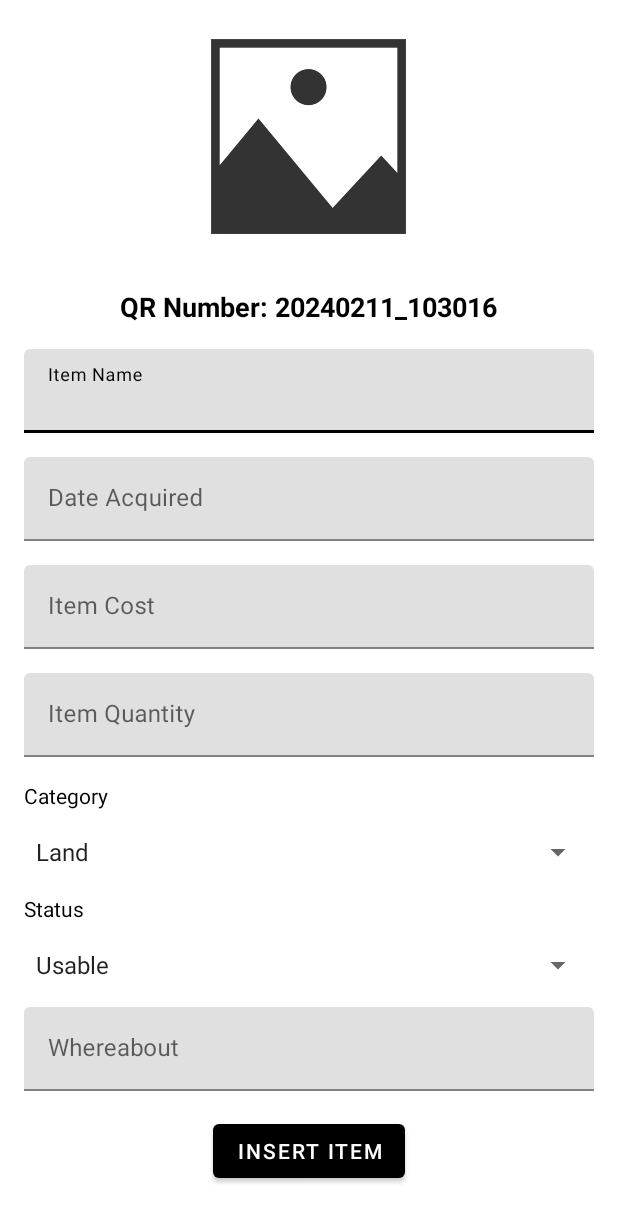
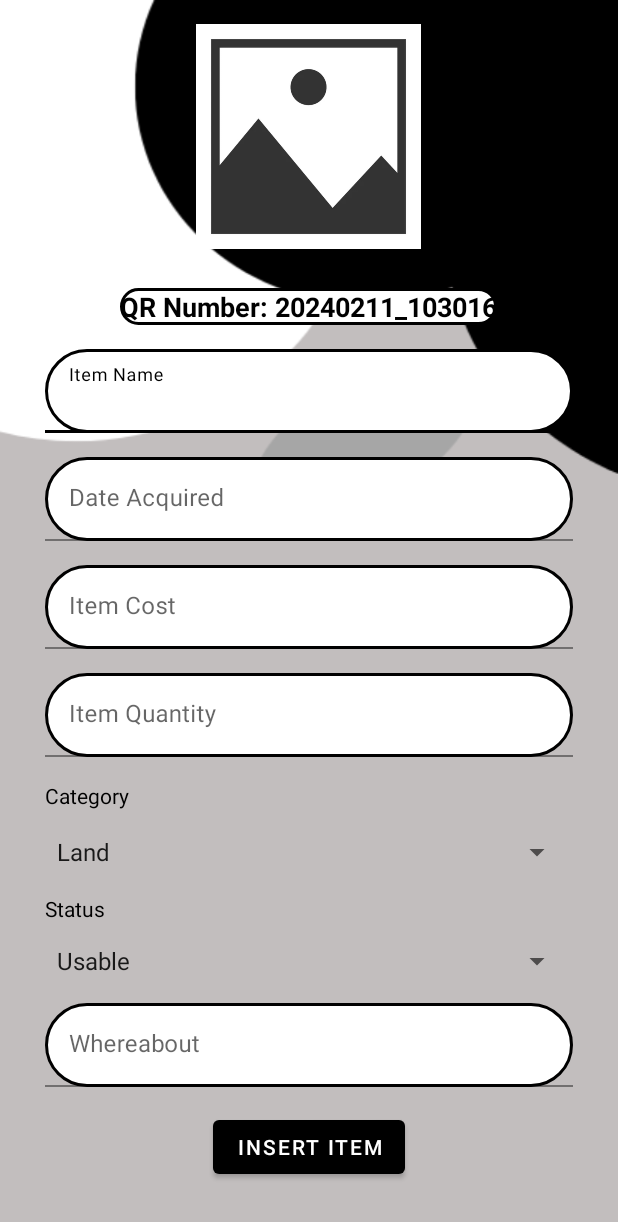
Before and after one commit to JorgB123/BISU_InventoryQRcode, an Android app: the ScannedDataActivity screen opened directly, with no data from a screen before it, on a phone screen of 412 x 824 dp. Shown: the top 1222 px of the screen. Run offline under Robolectric (Android 15) with nearby library versions, the phone set to English and light mode, and no system bars; libraries missing offline, so code that uses them is left out: androidx.multidex, com.journeyapps.barcodescanner, com.vishnusivadas.advanced_httpurlconnection; Roboto replaces fonts that are not available here.

Commit message:
naay user activity ok feb 11 gutom

```diff
--- /dev/null
+++ b/app/src/main/res/drawable/stroke.xml
@@ -0,0 +1,10 @@
+<?xml version="1.0" encoding="utf-8"?>
+<selector xmlns:android="http://schemas.android.com/apk/res/android">
+    <item>
+        <shape android:shape="rectangle">
+            <solid android:color="#ffffff"/>
+            <stroke android:color="@color/black" android:width="2dp"/>
+            <corners android:radius="50dp"/>
+        </shape>
+    </item>
+</selector>
--- a/app/src/main/res/layout/activity_scanned_data.xml
+++ b/app/src/main/res/layout/activity_scanned_data.xml
@@ -5,6 +5,7 @@
     android:layout_width="match_parent"
     android:layout_height="match_parent"
     android:gravity="center"
+    android:background="@drawable/bgj"
     tools:context=".ScannedDataActivity">
 
     <RelativeLayout
@@ -28,6 +29,7 @@
             android:layout_marginTop="26dp"
             android:text=""
             android:textColor="#000000"
+            android:background="@drawable/stroke"
             android:textSize="18sp"
             android:textStyle="bold" />
 
@@ -38,13 +40,14 @@
             android:layout_width="match_parent"
             android:layout_height="wrap_content"
             android:layout_below="@+id/scannedDataTextView"
-            android:layout_marginLeft="16dp"
+            android:layout_marginLeft="30dp"
             android:layout_marginTop="16dp"
-            android:layout_marginRight="16dp"
+            android:layout_marginRight="30dp"
             android:hint="Item Name">
 
             <com.google.android.material.textfield.TextInputEditText
                 android:id="@+id/descriptionEditText"
+                android:background="@drawable/stroke"
                 android:layout_width="match_parent"
                 android:layout_height="wrap_content" />
         </com.google.android.material.textfield.TextInputLayout>
@@ -56,14 +59,15 @@
             android:layout_width="match_parent"
             android:layout_height="wrap_content"
             android:layout_below="@+id/itemNameInputLayout"
-            android:layout_marginLeft="16dp"
+            android:layout_marginLeft="30dp"
             android:layout_marginTop="16dp"
-            android:layout_marginRight="16dp"
+            android:layout_marginRight="30dp"
             android:hint="Date Acquired">
 
             <com.google.android.material.textfield.TextInputEditText
                 android:id="@+id/dateAcquiredEditText"
                 android:layout_width="match_parent"
+                android:background="@drawable/stroke"
                 android:layout_height="wrap_content" />
         </com.google.android.material.textfield.TextInputLayout>
 
@@ -74,13 +78,14 @@
             android:layout_width="match_parent"
             android:layout_height="wrap_content"
             android:layout_below="@+id/dateAcquiredInputLayout"
-            android:layout_marginLeft="16dp"
+            android:layout_marginLeft="30dp"
             android:layout_marginTop="16dp"
-            android:layout_marginRight="16dp"
+            android:layout_marginRight="30dp"
             android:hint="Item Cost">
 
             <com.google.android.material.textfield.TextInputEditText
                 android:id="@+id/itemCostEditText"
+                android:background="@drawable/stroke"
                 android:layout_width="match_parent"
                 android:layout_height="wrap_content" />
         </com.google.android.material.textfield.TextInputLayout>
@@ -92,14 +97,15 @@
             android:layout_width="match_parent"
             android:layout_height="wrap_content"
             android:layout_below="@+id/itemCostInputLayout"
-            android:layout_marginLeft="16dp"
+            android:layout_marginLeft="30dp"
             android:layout_marginTop="16dp"
-            android:layout_marginRight="16dp"
+            android:layout_marginRight="30dp"
             android:hint="Item Quantity">
 
             <com.google.android.material.textfield.TextInputEditText
                 android:id="@+id/itemQuantityEditText"
                 android:layout_width="match_parent"
+                android:background="@drawable/stroke"
                 android:layout_height="wrap_content" />
         </com.google.android.material.textfield.TextInputLayout>
 
@@ -107,22 +113,24 @@
         <TextView
             android:id="@+id/categoryLabel"
             android:layout_width="wrap_content"
+
             android:layout_height="wrap_content"
             android:layout_below="@+id/itemQuantityInputLayout"
-            android:layout_marginLeft="16dp"
+            android:layout_marginLeft="30dp"
             android:layout_marginTop="16dp"
             android:text="Category"
             android:textColor="#000000" />
 
         <!-- Category Spinner -->
         <Spinner
+
             android:id="@+id/categorySpinner"
             android:layout_width="match_parent"
             android:layout_height="wrap_content"
             android:layout_below="@+id/categoryLabel"
-            android:layout_marginLeft="16dp"
+            android:layout_marginLeft="30dp"
             android:layout_marginTop="16dp"
-            android:layout_marginRight="16dp"
+            android:layout_marginRight="30dp"
             android:entries="@array/category_options"
             android:hint="Select Category" />
 
@@ -133,36 +141,38 @@
             android:layout_width="wrap_content"
             android:layout_height="wrap_content"
             android:layout_below="@+id/categorySpinner"
-            android:layout_marginLeft="16dp"
+            android:layout_marginLeft="30dp"
             android:layout_marginTop="16dp"
             android:text="Status"/>
 
         <!-- Status Spinner -->
+
+        <!-- Whereabout -->
         <Spinner
             android:id="@+id/statusSpinner"
             android:layout_width="match_parent"
             android:layout_height="wrap_content"
             android:layout_below="@+id/statusLabel"
-            android:layout_marginLeft="16dp"
-            android:layout_marginTop="16dp"
-            android:layout_marginRight="16dp"
+            android:layout_marginLeft="30dp"
+            android:layout_marginTop="13dp"
+            android:layout_marginRight="30dp"
             android:entries="@array/status_options"
             android:hint="Select Status" />
 
-        <!-- Whereabout -->
         <com.google.android.material.textfield.TextInputLayout
             android:id="@+id/whereaboutInputLayout"
             style="@style/Widget.MaterialComponents.TextInputLayout.FilledBox"
             android:layout_width="match_parent"
             android:layout_height="wrap_content"
             android:layout_below="@+id/statusSpinner"
-            android:layout_marginLeft="16dp"
+            android:layout_marginLeft="30dp"
             android:layout_marginTop="16dp"
-            android:layout_marginRight="16dp"
+            android:layout_marginRight="30dp"
             android:hint="Whereabout">
 
             <com.google.android.material.textfield.TextInputEditText
                 android:id="@+id/whereabout"
+                android:background="@drawable/stroke"
                 android:layout_width="match_parent"
                 android:layout_height="wrap_content" />
         </com.google.android.material.textfield.TextInputLayout>
```
Also changed, not shown: app/src/main/res/drawable/bgj.png (added).
